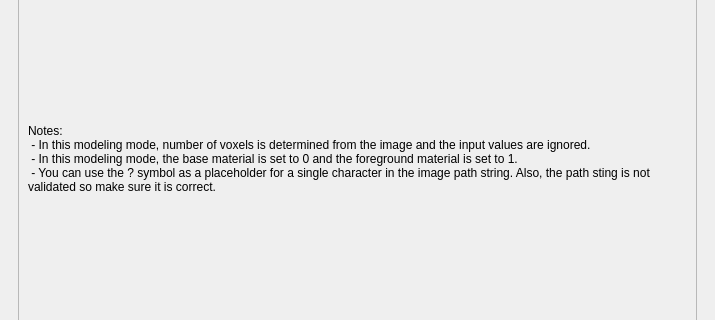
Old version of the form gui/main_window.ui in the repository mkhoshbin1/vcams; both pictures show x 0 to 715 and y 274 to 594 of the 715 by 760 pixel window.
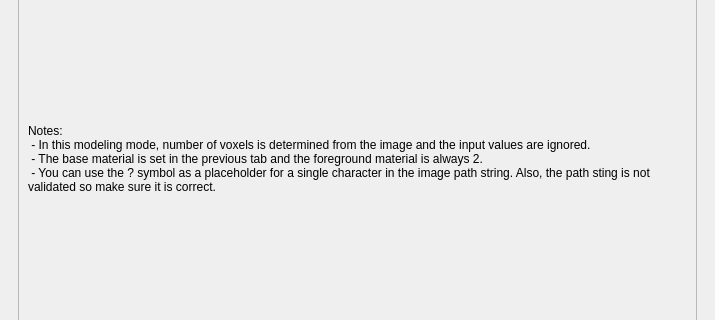
New version of the form. The open tabs and pages were chosen to show the change. Custom widgets are drawn as their Qt base class.

Commit message: - Fixed some cosmetic problems with the GUI regarding image processing modes. - Enhanced image processing logic when using the GUI. - Added images and .vcams files for examples G-8 and G-9.

Patch:
```diff
--- a/gui/main_window.ui
+++ b/gui/main_window.ui
@@ -849,7 +849,7 @@
               <property name="text">
                <string>Notes:
  - In this modeling mode, number of voxels is determined from the image and the input values are ignored.
- - In this modeling mode, the base material is set to 0 and the foreground material is set to 1.
+ - The base material is set in the previous tab and the foreground material is always 2.
  - You can use the ? symbol as a placeholder for a single character in the image path string. Also, the path sting is not validated so make sure it is correct.</string>
               </property>
               <property name="alignment">
```
Left out of the diff: 4 changed lines with no effect on the pictures. The commit also changes 7 other files.
